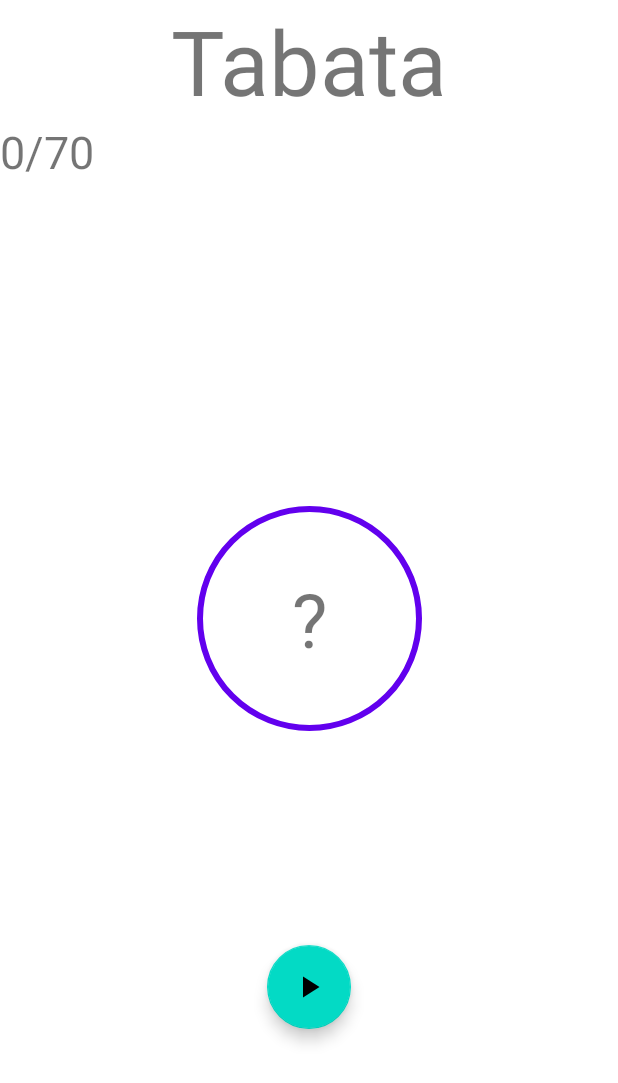
After one commit to onyx-flame/kotlin-tabata-timer, an Android app: the TimerActivity screen opened directly, with no data from a screen before it, on a phone screen of 412 x 824 dp. The commit adds this screen. Shown: the top 1083 px of the screen. Run offline under Robolectric (Android 15) with nearby library versions, the phone set to English and light mode, and no system bars; 4 statements that could not run were skipped.

Commit message:
Attempt at implementing Foreground Timer Service

```diff
--- a/app/build.gradle
+++ b/app/build.gradle
@@ -2,6 +2,7 @@ plugins {
     id 'com.android.application'
     id 'kotlin-android'
     id 'kotlin-parcelize'
+    id 'kotlinx-serialization'
     id 'kotlin-kapt'
     id 'androidx.navigation.safeargs.kotlin'
 }
@@ -45,6 +46,7 @@ dependencies {
     implementation 'com.google.android.material:material:1.4.0'
     implementation 'androidx.constraintlayout:constraintlayout:2.1.1'
     implementation 'androidx.legacy:legacy-support-v4:1.0.0'
+    implementation 'androidx.lifecycle:lifecycle-service:2.4.0'
     testImplementation 'junit:junit:4.+'
     androidTestImplementation 'androidx.test.ext:junit:1.1.3'
     androidTestImplementation 'androidx.test.espresso:espresso-core:3.4.0'
@@ -65,4 +67,7 @@ dependencies {
     implementation 'com.intuit.ssp:ssp-android:1.0.6'
     implementation 'com.intuit.sdp:sdp-android:1.0.6'
 
+    implementation 'org.jetbrains.kotlinx:kotlinx-serialization-json:1.3.1'
+
+
 }
--- /dev/null
+++ b/app/src/main/java/com/onyx/tabatatimer/TimerActivity.kt
@@ -0,0 +1,107 @@
+package com.onyx.tabatatimer
+
+import android.content.Intent
+import androidx.appcompat.app.AppCompatActivity
+import android.os.Bundle
+import android.util.Log
+import androidx.lifecycle.Observer
+import androidx.navigation.navArgs
+import com.onyx.tabatatimer.databinding.ActivityTimerBinding
+import com.onyx.tabatatimer.models.Workout
+import com.onyx.tabatatimer.service.TimerService
+import com.onyx.tabatatimer.utils.Constants
+import com.onyx.tabatatimer.utils.TimerEvent
+import java.util.*
+import kotlin.math.roundToInt
+
+class TimerActivity : AppCompatActivity() {
+
+    private var isTimerRunning = false
+    private lateinit var binding: ActivityTimerBinding
+    private val args: TimerActivityArgs by navArgs<TimerActivityArgs>()
+    private lateinit var workout: Workout
+
+    override fun onCreate(savedInstanceState: Bundle?) {
+        super.onCreate(savedInstanceState)
+        binding = ActivityTimerBinding.inflate(layoutInflater)
+        setContentView(binding.root)
+
+        workout = if (args.workout == null) {
+            TimerService.workout
+        } else {
+            args.workout!!
+        }
+        binding.tvPhase.text = workout.title
+
+        binding.fabStartPause.setOnClickListener {
+            togglePlayPause()
+        }
+
+        setObservers()
+        if (TimerService.isServiceStopped)
+        sendCommandToService(Constants.ACTION_START_SERVICE)
+
+    }
+
+    private fun togglePlayPause() {
+        if (isTimerRunning) {
+            sendCommandToService(Constants.ACTION_START_PAUSE_TIMER)
+        }
+    }
+
+    private fun setObservers() {
+        TimerService.timerEvent.observe(this, Observer {
+            when (it) {
+                is TimerEvent.START -> {
+                    isTimerRunning = true
+                    binding.fabStartPause.setImageResource(R.drawable.ic_pause)
+                    Unit
+                }
+                is TimerEvent.END -> {
+                    isTimerRunning = false
+                    binding.fabStartPause.setImageResource(R.drawable.ic_play)
+                    Unit
+                }
+            }
+        })
+
+        TimerService.timerInMillis.observe(this, Observer {
+            val currentMillis = (it/1000f).roundToInt()
+            Log.d("TTT", "MAX: ${binding.cpi.max}")
+            Log.d("TTT", "CURRENT: ${currentMillis}")
+            binding.apply {
+                tvTimer.text = currentMillis.toString()
+                cpi.progress = currentMillis
+            }
+        })
+        TimerService.currentPhaseTitle.observe(this, Observer {
+            binding.tvPhase.text = it
+        })
+        TimerService.currentPhaseTime.observe(this, Observer {
+            Log.d("TTT", "MAX: ${binding.cpi.max}")
+            binding.cpi.max = it
+        })
+        TimerService.currentStageNumber.observe(this, Observer {
+            if (it != -1) {
+                binding.tvStage.text = "$it/${getWorkoutStepsCount()}"
+            }
+        })
+    }
+
+    private fun sendCommandToService(action: String) {
+        startService(
+            Intent(this, TimerService::class.java).apply {
+                this.action = action
+                if (action == Constants.ACTION_START_SERVICE) {
+                    this.putExtra("workout", workout)
+                }
+            }
+        )
+    }
+
+    private fun getWorkoutStepsCount(): Int {
+        return 1 + (2 * workout.cycles - 1) * workout.sets + (workout.sets - 1) + 1
+    }
+
+
+}
--- a/app/src/main/java/com/onyx/tabatatimer/adapter/WorkoutAdapter.kt
+++ b/app/src/main/java/com/onyx/tabatatimer/adapter/WorkoutAdapter.kt
@@ -58,7 +58,8 @@ class WorkoutAdapter: RecyclerView.Adapter<WorkoutAdapter.WorkoutViewHolder>() {
 
         }
         holder.itemBinding.startWorkout.setOnClickListener { view ->
-            Toast.makeText(view.context, "Start Workout!", Toast.LENGTH_SHORT).show()
+            val direction = HomeFragmentDirections.actionHomeFragmentToTimerActivity(currentWorkout)
+            view.findNavController().navigate(direction)
         }
         holder.itemBinding.updateWorkout.setOnClickListener { view ->
             val direction = HomeFragmentDirections.actionHomeFragmentToUpdateWorkoutFragment(currentWorkout)
--- a/app/src/main/java/com/onyx/tabatatimer/models/Workout.kt
+++ b/app/src/main/java/com/onyx/tabatatimer/models/Workout.kt
@@ -4,9 +4,11 @@ import android.os.Parcelable
 import androidx.room.Entity
 import androidx.room.PrimaryKey
 import kotlinx.parcelize.Parcelize
+import kotlinx.serialization.Serializable
 
 @Entity(tableName = "workouts")
 @Parcelize
+@Serializable
 data class Workout(
     @PrimaryKey(autoGenerate = true)
     val id: Int,
--- /dev/null
+++ b/app/src/main/res/drawable/ic_alarm.xml
@@ -0,0 +1,8 @@
+<vector android:height="24dp" android:tint="#FFFFFF"
+    android:viewportHeight="24" android:viewportWidth="24"
+    android:width="24dp" xmlns:android="http://schemas.android.com/apk/res/android">
+    <path android:fillAlpha="0.3"
+        android:fillColor="@android:color/white"
+        android:pathData="M12,6c-3.86,0 -7,3.14 -7,7s3.14,7 7,7 7,-3.14 7,-7 -3.14,-7 -7,-7zM15.75,16.85L11,14L11,8h1.5v5.25l4,2.37 -0.75,1.23z" android:strokeAlpha="0.3"/>
+    <path android:fillColor="@android:color/white" android:pathData="M12.5,8L11,8v6l4.75,2.85 0.75,-1.23 -4,-2.37zM17.337,1.81l4.607,3.845 -1.28,1.535 -4.61,-3.843zM6.663,1.81l1.282,1.536L3.337,7.19l-1.28,-1.536zM12,4c-4.97,0 -9,4.03 -9,9s4.03,9 9,9 9,-4.03 9,-9 -4.03,-9 -9,-9zM12,20c-3.86,0 -7,-3.14 -7,-7s3.14,-7 7,-7 7,3.14 7,7 -3.14,7 -7,7z"/>
+</vector>
--- /dev/null
+++ b/app/src/main/res/drawable/ic_pause.xml
@@ -0,0 +1,5 @@
+<vector android:height="24dp" android:tint="#FFFFFF"
+    android:viewportHeight="24" android:viewportWidth="24"
+    android:width="24dp" xmlns:android="http://schemas.android.com/apk/res/android">
+    <path android:fillColor="@android:color/white" android:pathData="M6,19h4L10,5L6,5v14zM14,5v14h4L18,5h-4z"/>
+</vector>
--- /dev/null
+++ b/app/src/main/res/layout/activity_timer.xml
@@ -0,0 +1,70 @@
+<?xml version="1.0" encoding="utf-8"?>
+<androidx.constraintlayout.widget.ConstraintLayout xmlns:android="http://schemas.android.com/apk/res/android"
+    xmlns:app="http://schemas.android.com/apk/res-auto"
+    xmlns:tools="http://schemas.android.com/tools"
+    android:layout_width="match_parent"
+    android:layout_height="match_parent"
+    tools:context=".TimerActivity">
+
+    <TextView
+        android:id="@+id/tvPhase"
+        android:layout_width="wrap_content"
+        android:layout_height="wrap_content"
+        android:text="Tabata"
+        android:textSize="60sp"
+        app:layout_constraintLeft_toLeftOf="parent"
+        app:layout_constraintRight_toRightOf="parent"
+        app:layout_constraintTop_toTopOf="parent"
+        />
+
+    <TextView
+        android:id="@+id/tvStage"
+        android:layout_width="wrap_content"
+        android:layout_height="wrap_content"
+        android:text="0/70"
+        android:textSize="30sp"
+        app:layout_constraintLeft_toLeftOf="parent"
+        app:layout_constraintTop_toBottomOf="@id/tvPhase"
+        />
+
+
+    <com.google.android.material.progressindicator.CircularProgressIndicator
+        android:id="@+id/cpi"
+        style="@style/Widget.MaterialComponents.CircularProgressIndicator"
+        android:layout_width="wrap_content"
+        android:layout_height="wrap_content"
+        app:indicatorSize="150dp"
+        android:max="30"
+        android:progress="30"
+        app:layout_constraintBottom_toBottomOf="parent"
+        app:layout_constraintEnd_toEndOf="parent"
+        app:layout_constraintStart_toStartOf="parent"
+        app:layout_constraintTop_toTopOf="parent" />
+
+    <TextView
+        android:id="@+id/tvTimer"
+        android:padding="16dp"
+        android:layout_width="wrap_content"
+        android:layout_height="wrap_content"
+        android:text="\?"
+        android:textSize="50sp"
+        app:layout_constraintBottom_toBottomOf="parent"
+        app:layout_constraintLeft_toLeftOf="parent"
+        app:layout_constraintRight_toRightOf="parent"
+        app:layout_constraintTop_toTopOf="parent" />
+
+    <com.google.android.material.floatingactionbutton.FloatingActionButton
+        android:id="@+id/fabStartPause"
+        android:layout_width="wrap_content"
+        android:layout_height="wrap_content"
+        android:src="@drawable/ic_play"
+        app:backgroundTint="@color/teal_200"
+        app:fabSize="normal"
+        app:layout_constraintBottom_toBottomOf="parent"
+        app:layout_constraintEnd_toEndOf="parent"
+        app:layout_constraintStart_toStartOf="parent"
+        app:layout_constraintTop_toBottomOf="@+id/cpi"
+        app:rippleColor="@android:color/white"
+        app:tint="@android:color/black" />
+
+</androidx.constraintlayout.widget.ConstraintLayout>
--- a/build.gradle
+++ b/build.gradle
@@ -8,6 +8,7 @@ buildscript {
         classpath "com.android.tools.build:gradle:7.0.2"
         classpath "org.jetbrains.kotlin:kotlin-gradle-plugin:1.5.30"
         classpath "androidx.navigation:navigation-safe-args-gradle-plugin:2.3.5"
+        classpath "org.jetbrains.kotlin:kotlin-serialization:1.6.0"
 
         // NOTE: Do not place your application dependencies here; they belong
         // in the individual module build.gradle files
```
Also changed, not shown: app/src/main/AndroidManifest.xml (+8 -0 lines), app/src/main/java/com/onyx/tabatatimer/service/TimerService.kt (added, +220 -0 lines), app/src/main/java/com/onyx/tabatatimer/utils/Constants.kt (added, +12 -0 lines), app/src/main/java/com/onyx/tabatatimer/utils/TimerEvent.kt (added, +9 -0 lines), app/src/main/res/navigation/nav_graph.xml (+14 -0 lines), 2 other files.
